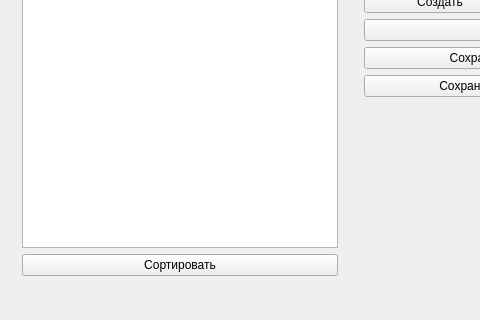
Before: the Qt Designer form mainwindow.ui in Sapfir0/ProgramLab, drawn with Qt 5; both pictures show x 0 to 480 and y 348 to 668 of the 853 by 668 pixel window.
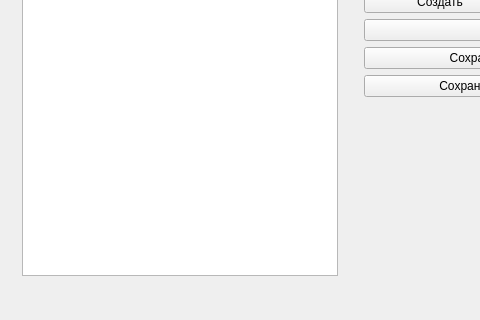
After: the same form once the commit is applied.

```diff
--- a/mainwindow.ui
+++ b/mainwindow.ui
@@ -47,13 +47,6 @@
             </column>
            </widget>
           </item>
-          <item>
-           <widget class="QPushButton" name="sortBtn">
-            <property name="text">
-             <string>Сортировать</string>
-            </property>
-           </widget>
-          </item>
           <item>
            <layout class="QHBoxLayout" name="horizontalLayout"/>
           </item>
```
